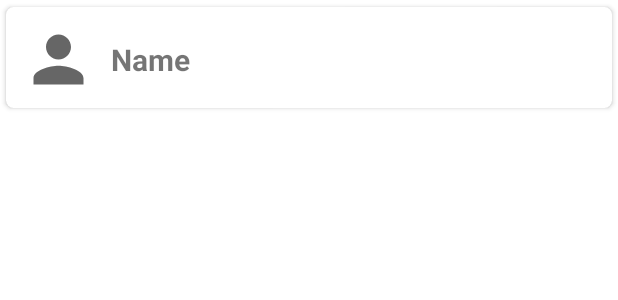
After one commit to TechnicalMeaw/ShilahRakhs, an Android app: the layout row_follow_item.xml on its own in the app's theme, with its tools: preview values and no code run, on a phone screen of 412 x 824 dp. The commit adds this screen. Shown: the top 300 px of the screen. Run offline under Robolectric (Android 15) with nearby library versions, the phone set to English and light mode, and no system bars.

Commit message:
Updated post layouts

```diff
--- a/app/src/main/java/com/coprotect/myapplication/HomeFragment.kt
+++ b/app/src/main/java/com/coprotect/myapplication/HomeFragment.kt
@@ -12,6 +12,7 @@ import android.view.View
 import android.view.ViewGroup
 import androidx.core.content.FileProvider
 import androidx.fragment.app.Fragment
+import androidx.recyclerview.widget.DividerItemDecoration
 import androidx.recyclerview.widget.LinearLayoutManager
 import androidx.recyclerview.widget.LinearSmoothScroller
 import androidx.recyclerview.widget.RecyclerView
@@ -75,6 +76,9 @@ class HomeFragment : Fragment(), PostListener {
         adapter = PostRVAdapter(this.requireContext(), this)
         binding.homeRecyclerView.layoutManager = LinearLayoutManager(requireContext())
         binding.homeRecyclerView.adapter = this.adapter
+
+//        // Thin Line Between Posts
+//        binding.homeRecyclerView.addItemDecoration(DividerItemDecoration(requireContext(), DividerItemDecoration.VERTICAL))
 
         /**
          * Handle Clicks of
--- a/app/src/main/res/layout/fragment_explore.xml
+++ b/app/src/main/res/layout/fragment_explore.xml
@@ -1,7 +1,8 @@
 <?xml version="1.0" encoding="utf-8"?>
 <androidx.constraintlayout.widget.ConstraintLayout xmlns:android="http://schemas.android.com/apk/res/android"
     android:layout_width="match_parent"
-    android:layout_height="match_parent">
+    android:layout_height="match_parent"
+    >
 
     <androidx.recyclerview.widget.RecyclerView
         android:id="@+id/exploreRecyclerView"
--- /dev/null
+++ b/app/src/main/res/layout/row_follow_item.xml
@@ -0,0 +1,37 @@
+<?xml version="1.0" encoding="utf-8"?>
+<androidx.cardview.widget.CardView xmlns:android="http://schemas.android.com/apk/res/android"
+    xmlns:app="http://schemas.android.com/apk/res-auto"
+    android:layout_width="match_parent"
+    android:layout_height="wrap_content"
+    app:cardUseCompatPadding="true"
+    app:cardCornerRadius="5dp">
+
+    <LinearLayout
+        android:layout_width="match_parent"
+        android:layout_height="wrap_content"
+        android:layout_marginStart="10dp"
+        android:layout_marginEnd="10dp"
+        android:layout_marginTop="10dp"
+        android:layout_marginBottom="7dp"
+        android:orientation="horizontal">
+
+        <de.hdodenhof.circleimageview.CircleImageView
+            android:id="@+id/commentUserCircleImageView"
+            android:layout_width="50dp"
+            android:layout_height="50dp"
+            android:src="@drawable/ic_person"/>
+
+        <TextView
+            android:id="@+id/commentUserName"
+            android:layout_width="match_parent"
+            android:layout_height="wrap_content"
+            android:text="Name"
+            android:textStyle="bold"
+            android:textSize="20dp"
+            android:layout_marginStart="10dp"
+            android:layout_gravity="center_vertical"
+            />
+
+    </LinearLayout>
+
+</androidx.cardview.widget.CardView>
```
Also changed, not shown: app/src/main/java/com/coprotect/myapplication/FollowListFragment.kt (added, +24 -0 lines), app/src/main/res/layout/fragment_follow_list.xml (added, +13 -0 lines), app/src/main/res/layout/row_allpost.xml (+23 -16 lines), app/src/main/res/layout/row_items_explore.xml (+8 -14 lines).
